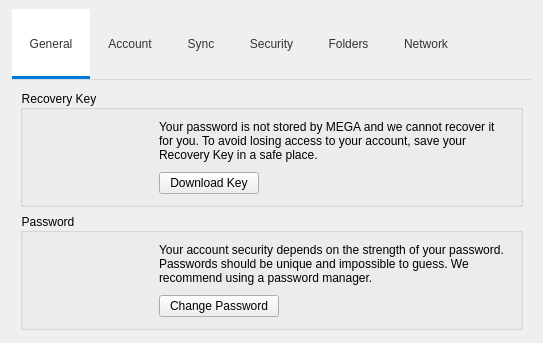
Above: src/MEGASync/gui/linux/SettingsDialog.ui from meganz/MEGAsync before the change; both pictures show x 0 to 543 and y 0 to 343 of the 543 by 695 pixel window. Below: the same form after it.
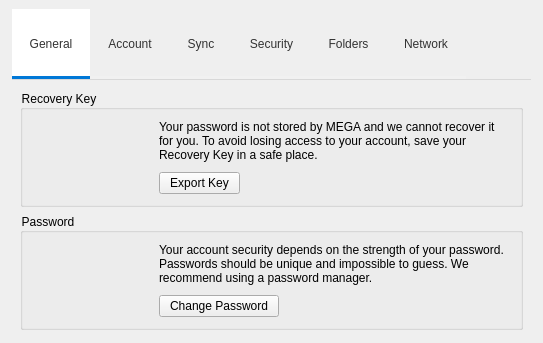
That is the form after the change. The open tabs and pages were chosen to show the change. Icons and pictures are not drawn. Custom widgets are drawn as their Qt base class.

Diff of the .ui file:
```diff
--- a/src/MEGASync/gui/linux/SettingsDialog.ui
+++ b/src/MEGASync/gui/linux/SettingsDialog.ui
@@ -2022,7 +2022,7 @@
                </sizepolicy>
               </property>
               <property name="text">
-               <string>Download Key</string>
+               <string>Export Key</string>
               </property>
               <property name="autoDefault">
                <bool>false</bool>
```
